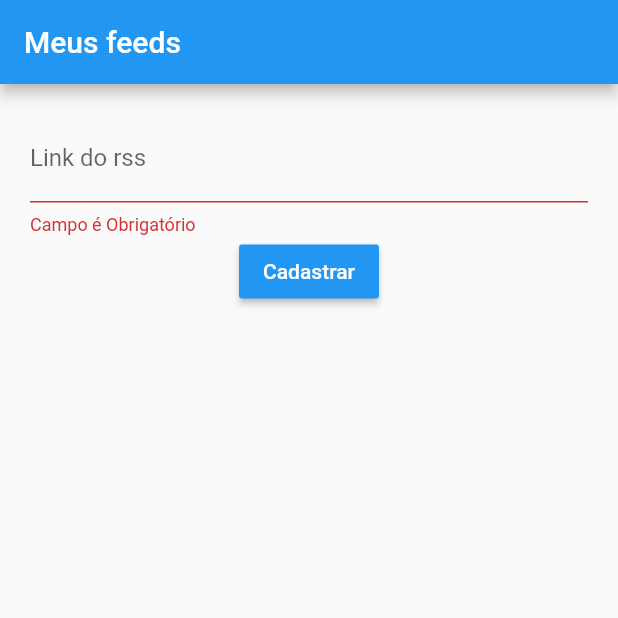
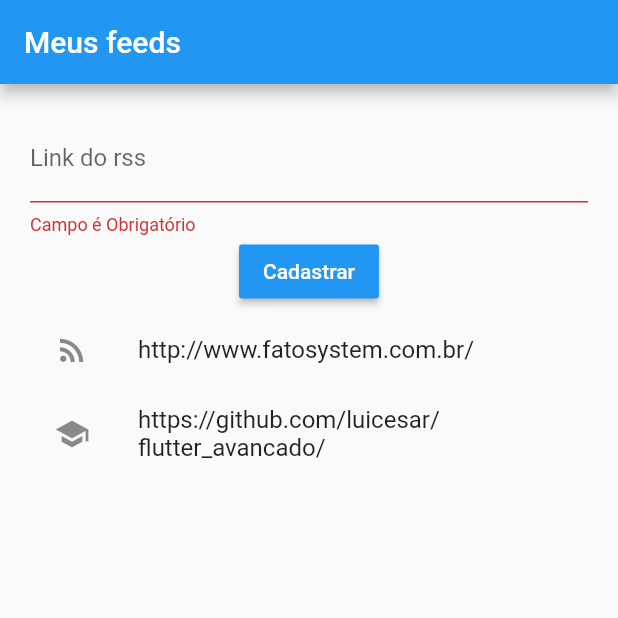
Before and after one commit to luicesar/flutter_avancado, a Flutter app: the screen it shows after launch, after a tap on "Cadastrar", on a phone screen of 412 x 824 dp, the top half of it. Run offline on Flutter 3.47's test engine with Material 2 defaults, Android fonts, the phone set to English and light mode, and no system bars.

Commit message:
Trabalhando com listas

```diff
--- a/lib/pages/homePage.dart
+++ b/lib/pages/homePage.dart
@@ -9,6 +9,10 @@ class HomePage extends StatefulWidget {
 class _HomePageState extends State<HomePage> {
   final _formKey = GlobalKey<FormState>();
   final feedController = TextEditingController();
+  List feeds = [
+    "http://www.fatosystem.com.br/",
+    "https://github.com/luicesar/flutter_avancado/"
+  ];
 
   @override
   Widget build(BuildContext context) {
@@ -41,11 +45,29 @@ class _HomePageState extends State<HomePage> {
                   textColor: Colors.white,
                   onPressed: () {
                     if (this._formKey.currentState.validate()) {
-                      print(feedController.text);
-                      feedController.text = '';
+                      setState(() {
+                        feeds.add(feedController.text);
+                        feedController.text = '';
+                      });
                     }
                   },
-                )
+                ),
+                Expanded(
+                  child: ListView.builder(
+                    itemCount: feeds.length,
+                    itemBuilder: (context, index) {
+                      return ListTile(
+                        title: Text(feeds[index]),
+                        leading: index % 2 == 0
+                            ? Icon(Icons.rss_feed)
+                            : Icon(Icons.school),
+                        onTap: () {
+                          print(index.toString());
+                        },
+                      );
+                    },
+                  ),
+                ),
               ],
             ),
           ),
```
